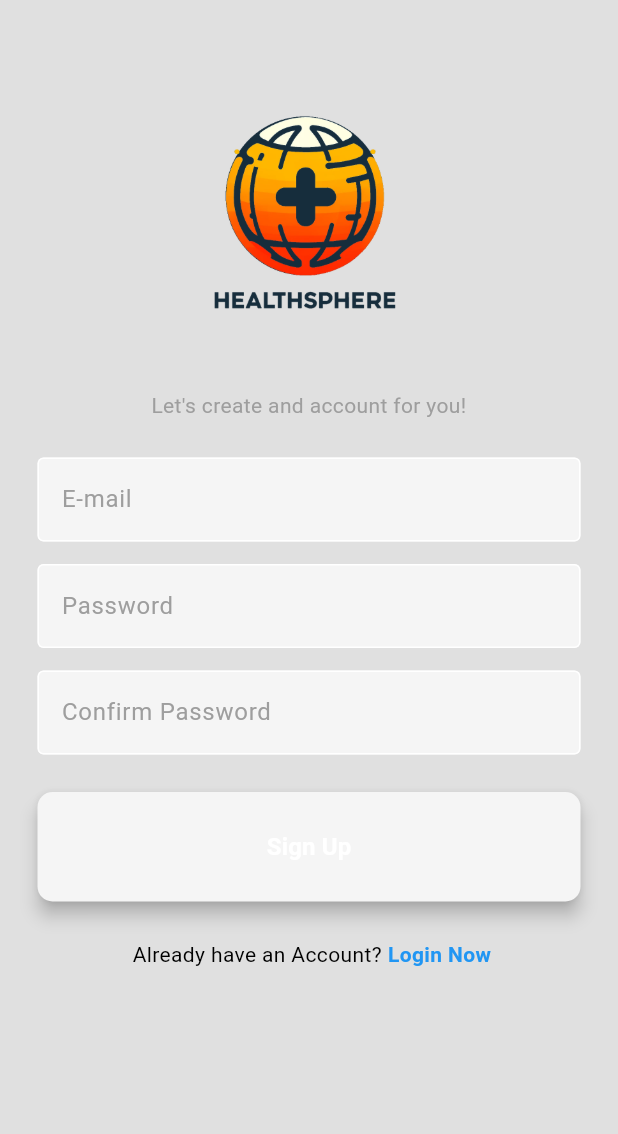
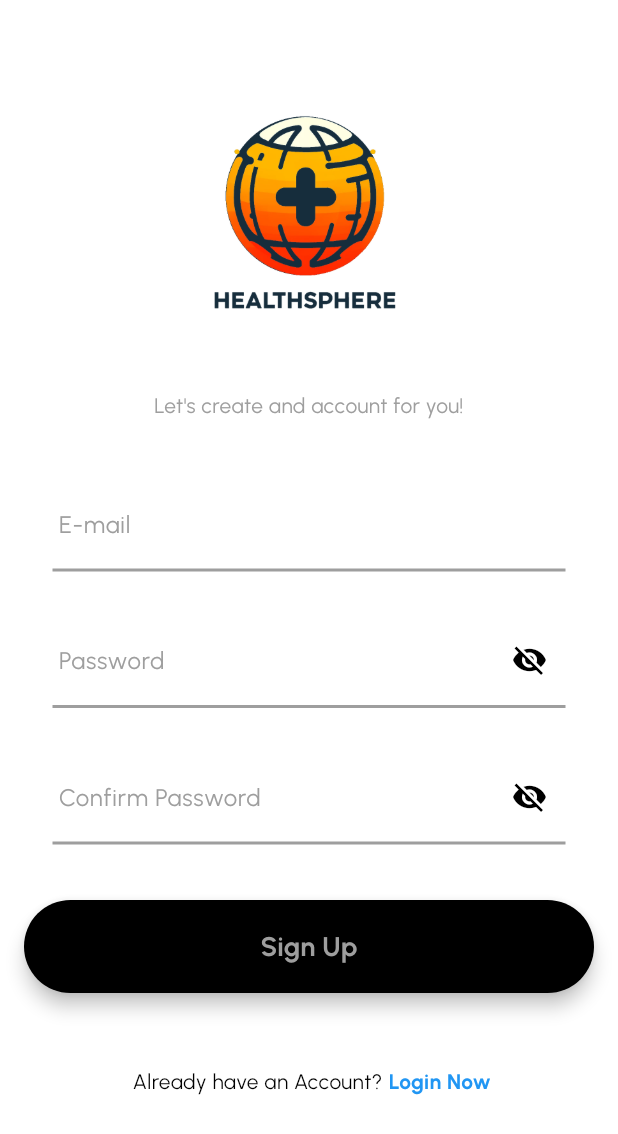
Before and after one commit to nja99/OrbitalHealthPlus, a Flutter app: the screen it shows after launch, after a tap on "Register Now", on a phone screen of 412 x 824 dp. Shown: the top 1134 px of the screen. Run offline on Flutter 3.47's test engine with Material 3 defaults, Android fonts, the light colour scheme and no system bars; our stand-ins replace cloud_firestore, firebase_auth, firebase_core; accounts and stored records are empty; network calls fail.

Commit message:
UI & UX Enhancement

```diff
--- a/lib/components/home_drawer.dart
+++ b/lib/components/home_drawer.dart
@@ -18,7 +18,7 @@
       child: ListView(
         children: [
           // App logo
-          Padding(
+          const Padding(
             padding: EdgeInsets.only(top: 10.0),
             child: Icon(
               Icons.lock_open_outlined,
--- a/lib/components/user_button.dart
+++ b/lib/components/user_button.dart
@@ -14,13 +14,13 @@
   @override
   Widget build(BuildContext context){
     return Padding(
-      padding: const EdgeInsets.symmetric(horizontal: 25.0),
+      padding: const EdgeInsetsDirectional.fromSTEB(16, 12, 16, 24),
       child: ElevatedButton(
         onPressed: onPressed,
         style: ElevatedButton.styleFrom(
-          padding: const EdgeInsets.all(25),
+          padding: const EdgeInsets.all(18),
           shape: RoundedRectangleBorder(
-            borderRadius: BorderRadius.circular(10),
+            borderRadius: BorderRadius.circular(50),
           ),
           backgroundColor: Theme.of(context).colorScheme.secondary,
           elevation: 5,
@@ -30,12 +30,12 @@
           child: Text(
             buttonText,
             style: TextStyle(
-              color: Theme.of(context).colorScheme.tertiary,
+              color: Theme.of(context).colorScheme.primary,
               fontWeight: FontWeight.bold,
-              fontSize: 16,
+              fontSize: 18,
             ),
           ),
-       ),
+        ),
       ),
     );
   }
--- a/lib/components/user_textfield.dart
+++ b/lib/components/user_textfield.dart
@@ -1,35 +1,69 @@
 import 'package:flutter/material.dart';
 
-class UserTextField extends StatelessWidget {
+class UserTextField extends StatefulWidget {
   final TextEditingController controller;
-  final String hintText;
+  final String labelText;
   final bool obscureText;
 
   const UserTextField({
     super.key,
     required this.controller,
-    required this.hintText,
+    required this.labelText,
     required this.obscureText
     });
 
   @override
+  State<UserTextField> createState() => _UserTextFieldState();
+}
+
+class _UserTextFieldState extends State<UserTextField> {
+
+  late bool _isObscured;
+
+  @override void initState() {
+    super.initState();
+    _isObscured = widget.obscureText;
+  }
+
+  @override
   Widget build(BuildContext context) {
     return Padding(
-      padding: const EdgeInsets.symmetric(horizontal: 25.0),
+      padding: const EdgeInsetsDirectional.fromSTEB(35, 12, 35, 0),
       child: TextField(
-        controller: controller,
-        obscureText: obscureText,
+        controller: widget.controller,
+        obscureText: _isObscured,
         decoration: InputDecoration(
-          enabledBorder: OutlineInputBorder(
-            borderSide: BorderSide(color: Theme.of(context).colorScheme.tertiary),
+          enabledBorder: UnderlineInputBorder(
+            borderSide: BorderSide(
+              color: Theme.of(context).colorScheme.primary,
+              width: 2
+            ),
           ),
-          focusedBorder: OutlineInputBorder(
-            borderSide: BorderSide(color: Theme.of(context).colorScheme.primary),
+          focusedBorder: UnderlineInputBorder(
+            borderSide: BorderSide(
+              color: Theme.of(context).colorScheme.primary,
+              width: 2
+            ),
           ),
-          fillColor: Theme.of(context).colorScheme.secondary,
+          fillColor: Theme.of(context).colorScheme.surface,
           filled: true,
-          hintText: hintText,
-          hintStyle: TextStyle(color: Theme.of(context).colorScheme.primary),
+          contentPadding: const EdgeInsetsDirectional.fromSTEB(0, 16, 16, 8),
+          labelText: widget.labelText,
+          labelStyle: TextStyle(
+            color: Theme.of(context).colorScheme.primary,
+            fontSize: 16,
+          ),
+          suffixIcon: widget.obscureText
+            ? IconButton(
+                icon: Icon(
+                    _isObscured ? Icons.visibility_off : Icons.visibility),
+                onPressed: () {
+                  setState(() {
+                    _isObscured = !_isObscured;
+                  });
+                },
+              )
+            : null,
         ),
       ),
     );
--- a/lib/pages/home_page.dart
+++ b/lib/pages/home_page.dart
@@ -1,6 +1,6 @@
 import 'package:flutter/material.dart';
 import 'package:healthsphere/components/home_drawer.dart';
-import 'home_screen.dart';
+import 'package:healthsphere/screens/home_screen.dart';
 
 class HomePage extends StatefulWidget {
 
@@ -21,20 +21,20 @@
   }
 
   final List<Widget> _pages = [
-    HomeScreen(),
-    HomeScreen(),
-    HomeScreen(),
-    HomeScreen(),
+    const HomeScreen(),
+    const HomeScreen(),
+    const HomeScreen(),
+    const HomeScreen(),
   ];
 
-
+  @override
   Widget build(BuildContext context) {
     return Scaffold(
       body: _pages[_selectedIndex],
       appBar: AppBar(
         title: const Text("HEALTHSPHERE"),
         titleTextStyle:
-            const TextStyle(fontWeight: FontWeight.bold, fontSize: 20),
+          const TextStyle(fontWeight: FontWeight.bold, fontSize: 20),
         centerTitle: true,
         backgroundColor: Colors.orange,
       ),
--- a/lib/pages/login_page.dart
+++ b/lib/pages/login_page.dart
@@ -38,13 +38,17 @@
       // Sign User In
       await authService.signInWithEmailPassword(emailController.text, passwordController.text);
       // Remove Loading Circle
-      Navigator.pop(context);
+      if (mounted) {
+        Navigator.pop(context);
+      }
 
     }
     // Catch Login Exceptions
     catch (e) {
-      Navigator.pop(context);
-      showCustomDialog(context, e.toString(), "Please try again.");
+      if (mounted) {
+        Navigator.pop(context);
+        showCustomDialog(context, e.toString(), "Please try again.");
+      }
     }
   }
 
@@ -79,7 +83,7 @@
               const SizedBox(height: 50),
               UserTextField(
                 controller: emailController,
-                hintText: "E-mail",
+                labelText: "E-mail",
                 obscureText: false,
               ),
 
@@ -87,7 +91,7 @@
               const SizedBox(height: 15),
               UserTextField(
                 controller: passwordController,
-                hintText: "Password",
+                labelText: "Password",
                 obscureText: true,
               ),
 
--- a/lib/pages/register_page.dart
+++ b/lib/pages/register_page.dart
@@ -40,17 +40,24 @@
       try {
         await authService.signUpWithEmailPassword(emailController.text, passwordController.text);
         authService.signOut();
-        Navigator.pop(context);
+
+        // Remove Loading Circle
+        if (mounted) {
+          Navigator.pop(context);
+        }
       }
       // Catch Sign Up Errors
       catch (e) {
-        Navigator.pop(context);
-        showCustomDialog(context, e.toString(), "Please try again.");
+        // Remove Loading Circle
+        if (mounted) {
+          Navigator.pop(context);
+          showCustomDialog(context, e.toString(), "Please try again.");
+        }
       }
     }
     // If Password does not match -> Prompt Message
     else {
-        showCustomDialog(context, "Mismatch Error", "Passwords don't match!");
+      showCustomDialog(context, "Mismatch Error", "Passwords don't match!");
     }
   }
 
@@ -85,7 +92,7 @@
               const SizedBox(height: 25),
               UserTextField(
                 controller: emailController,
-                hintText: "E-mail",
+                labelText: "E-mail",
                 obscureText: false,
               ),
 
@@ -93,7 +100,7 @@
               const SizedBox(height: 15),
               UserTextField(
                 controller: passwordController,
-                hintText: "Password",
+                labelText: "Password",
                 obscureText: true,
               ),
 
@@ -101,7 +108,7 @@
               const SizedBox(height: 15),
               UserTextField(
                 controller: confirmPasswordController,
-                hintText: "Confirm Password",
+                labelText: "Confirm Password",
                 obscureText: true,
               ),
 
--- a/lib/themes/dark_mode.dart
+++ b/lib/themes/dark_mode.dart
@@ -1,6 +1,7 @@
 import 'package:flutter/material.dart';
 
 ThemeData darkMode = ThemeData(
+  fontFamily: "Urbanist",
   colorScheme: const ColorScheme.dark(
     surface:Color.fromARGB(255, 25, 25, 25),
     primary:Color.fromARGB(255,120,120,120),
--- a/lib/themes/light_mode.dart
+++ b/lib/themes/light_mode.dart
@@ -1,10 +1,11 @@
 import 'package:flutter/material.dart';
 
 ThemeData lightMode = ThemeData(
+  fontFamily: "Urbanist",
   colorScheme: ColorScheme.light(
-    surface: Colors.grey.shade300,
+    surface: Colors.white,
     primary: Colors.grey.shade500,
-    secondary: Colors.grey.shade100,
+    secondary: Colors.black,
     tertiary: Colors.white,
     inversePrimary: Colors.grey.shade700,
   )
```
Also changed, not shown: pubspec.yaml (+15 -1 lines), lib/assets/fonts/urbanist/Urbanist-Bold.otf (added), lib/assets/fonts/urbanist/Urbanist-Light.otf (added), lib/assets/fonts/urbanist/Urbanist-Medium.otf (added), lib/assets/fonts/urbanist/Urbanist-Regular.otf (added), lib/assets/fonts/urbanist/Urbanist-SemiBold.otf (added), lib/screens/home_screen.dart (renamed from lib/pages/home_screen.dart).
